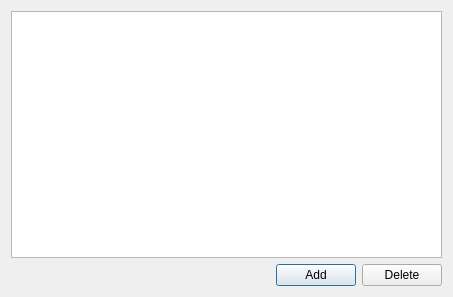
Before: the Qt Designer form pathdialog.ui in jpburstrom/sampleman, drawn with Qt 5.
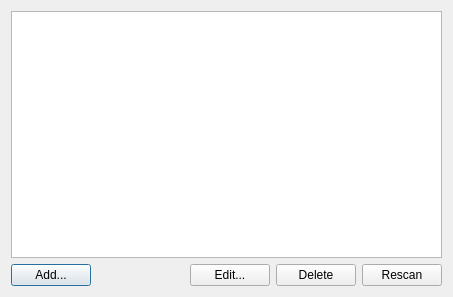
After: the same form once the commit is applied.

Commit message: Fix repository model (to implement later), small ui fixes, begin fix search

Patch:
```diff
--- a/pathdialog.ui
+++ b/pathdialog.ui
@@ -14,30 +14,20 @@
    <string>Repositories</string>
   </property>
   <layout class="QGridLayout" name="gridLayout">
-   <item row="1" column="2">
-    <widget class="QPushButton" name="buttonDelete">
-     <property name="text">
-      <string>Delete</string>
+   <item row="0" column="0" colspan="5">
+    <widget class="QTreeView" name="treeView">
+     <property name="editTriggers">
+      <set>QAbstractItemView::NoEditTriggers</set>
      </property>
-     <property name="autoDefault">
-      <bool>false</bool>
+     <property name="selectionBehavior">
+      <enum>QAbstractItemView::SelectItems</enum>
      </property>
-    </widget>
-   </item>
-   <item row="1" column="1">
-    <widget class="QPushButton" name="buttonAdd">
-     <property name="text">
-      <string>Add</string>
+     <property name="indentation">
+      <number>0</number>
      </property>
-     <property name="autoDefault">
-      <bool>false</bool>
-     </property>
-     <property name="default">
-      <bool>true</bool>
-     </property>
     </widget>
    </item>
-   <item row="1" column="0">
+   <item row="2" column="1">
     <spacer name="horizontalSpacer">
      <property name="orientation">
       <enum>Qt::Horizontal</enum>
@@ -50,8 +40,39 @@
      </property>
     </spacer>
    </item>
-   <item row="0" column="0" colspan="3">
-    <widget class="QTreeView" name="treeView"/>
+   <item row="2" column="0">
+    <widget class="QPushButton" name="buttonAdd">
+     <property name="text">
+      <string>Add...</string>
+     </property>
+     <property name="autoDefault">
+      <bool>false</bool>
+     </property>
+     <property name="default">
+      <bool>true</bool>
+     </property>
+    </widget>
+   </item>
+   <item row="2" column="4">
+    <widget class="QPushButton" name="buttonRescan">
+     <property name="text">
+      <string>Rescan</string>
+     </property>
+    </widget>
+   </item>
+   <item row="2" column="2">
+    <widget class="QPushButton" name="buttonEdit">
+     <property name="text">
+      <string>Edit...</string>
+     </property>
+    </widget>
+   </item>
+   <item row="2" column="3">
+    <widget class="QPushButton" name="buttonDelete">
+     <property name="text">
+      <string>Delete</string>
+     </property>
+    </widget>
    </item>
   </layout>
  </widget>
```
The commit also changes 3 other files.
